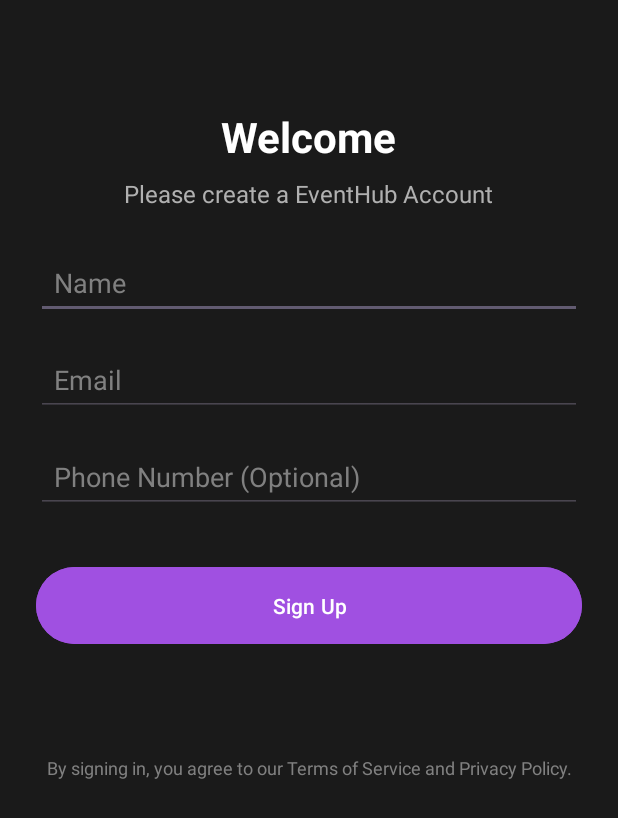
After one commit to CMPUT301F24slacks/Slacks-LottoEvent, an Android app: the layout sign_up_activity.xml on its own in the app's theme, with its tools: preview values and no code run, on a phone screen of 412 x 824 dp. The commit adds this screen. Shown: the top 818 px of the screen. Run offline under Robolectric (Android 15) with nearby library versions, the phone set to English and light mode, and no system bars.

Commit message:
Added Device Remembrance, Splash Page, Sign Up Page, Data Validation. Still Working on Firebase Implementation

```diff
--- a/app/build.gradle.kts
+++ b/app/build.gradle.kts
@@ -1,6 +1,5 @@
 plugins {
     alias(libs.plugins.android.application)
-    id("com.google.gms.google-services")
 }
 
 android {
@@ -36,12 +35,14 @@ android {
 }
 
 dependencies {
-    implementation(platform("com.google.firebase:firebase-bom:33.4.0"))
+    implementation("com.google.code.gson:gson:2.11.0")
     implementation(libs.appcompat)
     implementation(libs.material)
     implementation(libs.constraintlayout)
     implementation(libs.navigation.fragment)
     implementation(libs.navigation.ui)
+    implementation(libs.firebase.firestore)
+    implementation(libs.firebase.database)
     testImplementation(libs.junit)
     androidTestImplementation(libs.ext.junit)
     androidTestImplementation(libs.espresso.core)
--- a/app/src/main/AndroidManifest.xml
+++ b/app/src/main/AndroidManifest.xml
@@ -22,6 +22,7 @@
                 <category android:name="android.intent.category.LAUNCHER" />
             </intent-filter>
         </activity>
+        <activity android:name=".SignUpActivity"/>
     </application>
 
 </manifest>
--- /dev/null
+++ b/app/src/main/java/com/example/slacks_lottoevent/EventHomeActivity.java
@@ -0,0 +1,4 @@
+package com.example.slacks_lottoevent;
+
+public class EventHomeActivity {
+}
--- /dev/null
+++ b/app/src/main/java/com/example/slacks_lottoevent/Organizer.java
@@ -0,0 +1,4 @@
+package com.example.slacks_lottoevent;
+
+public class Organizer {
+}
--- /dev/null
+++ b/app/src/main/res/layout/sign_up_activity.xml
@@ -0,0 +1,109 @@
+<?xml version="1.0" encoding="utf-8"?>
+<androidx.constraintlayout.widget.ConstraintLayout xmlns:android="http://schemas.android.com/apk/res/android"
+    xmlns:app="http://schemas.android.com/apk/res-auto"
+    android:layout_width="match_parent"
+    android:layout_height="match_parent"
+    android:background="#1A1A1A"
+    android:padding="24dp">
+
+
+    <TextView
+        android:id="@+id/welcome_title"
+        android:layout_width="wrap_content"
+        android:layout_height="wrap_content"
+        android:text="Welcome"
+        android:textColor="#FFFFFF"
+        android:textSize="28sp"
+        android:textStyle="bold"
+        app:layout_constraintTop_toTopOf="parent"
+        app:layout_constraintStart_toStartOf="parent"
+        app:layout_constraintEnd_toEndOf="parent"
+        android:layout_marginTop="48dp"/>
+
+
+    <TextView
+        android:id="@+id/subtitle"
+        android:layout_width="wrap_content"
+        android:layout_height="wrap_content"
+        android:text="Please create a EventHub Account"
+        android:textColor="#B0B0B0"
+        android:textSize="16sp"
+        app:layout_constraintTop_toBottomOf="@id/welcome_title"
+        app:layout_constraintStart_toStartOf="parent"
+        app:layout_constraintEnd_toEndOf="parent"
+        android:layout_marginTop="8dp"/>
+
+
+    <EditText
+        android:id="@+id/name_input"
+        android:layout_width="0dp"
+        android:layout_height="wrap_content"
+        android:hint="Name"
+        android:textColor="#FFFFFF"
+        android:textColorHint="#808080"
+        android:padding="12dp"
+        app:layout_constraintTop_toBottomOf="@id/subtitle"
+        app:layout_constraintStart_toStartOf="parent"
+        app:layout_constraintEnd_toEndOf="parent"
+        android:layout_marginTop="24dp"/>
+
+
+    <EditText
+        android:id="@+id/email_input"
+        android:layout_width="0dp"
+        android:layout_height="wrap_content"
+        android:hint="Email"
+        android:textColor="#FFFFFF"
+        android:textColorHint="#808080"
+        android:padding="12dp"
+        app:layout_constraintTop_toBottomOf="@id/name_input"
+        app:layout_constraintStart_toStartOf="parent"
+        app:layout_constraintEnd_toEndOf="parent"
+        android:layout_marginTop="16dp"/>
+
+
+    <EditText
+        android:id="@+id/phone_input"
+        android:layout_width="0dp"
+        android:layout_height="wrap_content"
+        android:hint="Phone Number (Optional)"
+        android:textColor="#FFFFFF"
+        android:textColorHint="#808080"
+        android:padding="12dp"
+        android:inputType="phone"
+        app:layout_constraintTop_toBottomOf="@id/email_input"
+        app:layout_constraintStart_toStartOf="parent"
+        app:layout_constraintEnd_toEndOf="parent"
+        android:layout_marginTop="16dp"/>
+
+    <Button
+        android:id="@+id/sign_up_button"
+        android:layout_width="0dp"
+        android:layout_height="wrap_content"
+        android:text="Sign Up"
+        android:textColor="#FFFFFF"
+        android:backgroundTint="#A050E1"
+        android:drawablePadding="8dp"
+        android:padding="16dp"
+        app:layout_constraintTop_toBottomOf="@id/phone_input"
+        app:layout_constraintStart_toStartOf="parent"
+        app:layout_constraintEnd_toEndOf="parent"
+        android:layout_marginTop="32dp"/>
+
+
+    <TextView
+        android:id="@+id/terms_policy"
+        android:layout_width="wrap_content"
+        android:layout_height="wrap_content"
+        android:layout_marginBottom="280dp"
+        android:autoLink="web"
+        android:gravity="center"
+        android:text="By signing in, you agree to our Terms of Service and Privacy Policy."
+        android:textColor="#808080"
+        android:textSize="12sp"
+        app:layout_constraintBottom_toBottomOf="parent"
+        app:layout_constraintEnd_toEndOf="parent"
+        app:layout_constraintHorizontal_bias="0.533"
+        app:layout_constraintStart_toStartOf="parent" />
+
+</androidx.constraintlayout.widget.ConstraintLayout>
--- a/gradle/libs.versions.toml
+++ b/gradle/libs.versions.toml
@@ -8,6 +8,8 @@ material = "1.12.0"
 constraintlayout = "2.1.4"
 navigationFragment = "2.8.3"
 navigationUi = "2.8.3"
+firebaseDatabase = "21.0.0"
+firebaseFirestore = "25.1.0"
 
 [libraries]
 junit = { group = "junit", name = "junit", version.ref = "junit" }
@@ -18,6 +20,8 @@ material = { group = "com.google.android.material", name = "material", version.r
 constraintlayout = { group = "androidx.constraintlayout", name = "constraintlayout", version.ref = "constraintlayout" }
 navigation-fragment = { group = "androidx.navigation", name = "navigation-fragment", version.ref = "navigationFragment" }
 navigation-ui = { group = "androidx.navigation", name = "navigation-ui", version.ref = "navigationUi" }
+firebase-database = { group = "com.google.firebase", name = "firebase-database", version.ref = "firebaseDatabase" }
+firebase-firestore = { group = "com.google.firebase", name = "firebase-firestore", version.ref = "firebaseFirestore" }
 
 [plugins]
 android-application = { id = "com.android.application", version.ref = "agp" }
```
Also changed, not shown: app/src/main/java/com/example/slacks_lottoevent/Entrant.java (added, +11 -0 lines), app/src/main/java/com/example/slacks_lottoevent/EventList.java (added, +10 -0 lines), app/src/main/java/com/example/slacks_lottoevent/MainActivity.java (+31 -60 lines), app/src/main/java/com/example/slacks_lottoevent/SignUpActivity.java (added, +155 -0 lines), app/src/main/java/com/example/slacks_lottoevent/User.java (added, +22 -0 lines), app/src/main/res/drawable/mic_vocal.xml (added, +24 -0 lines), app/src/main/res/layout/splash_activity.xml (added, +62 -0 lines).
